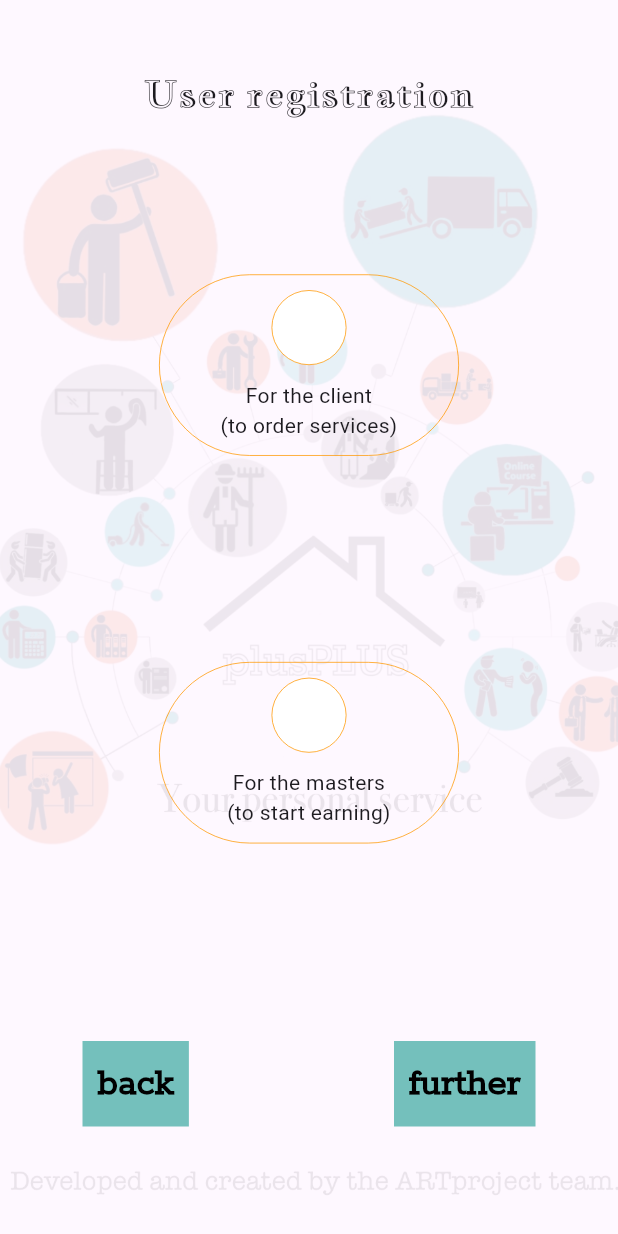
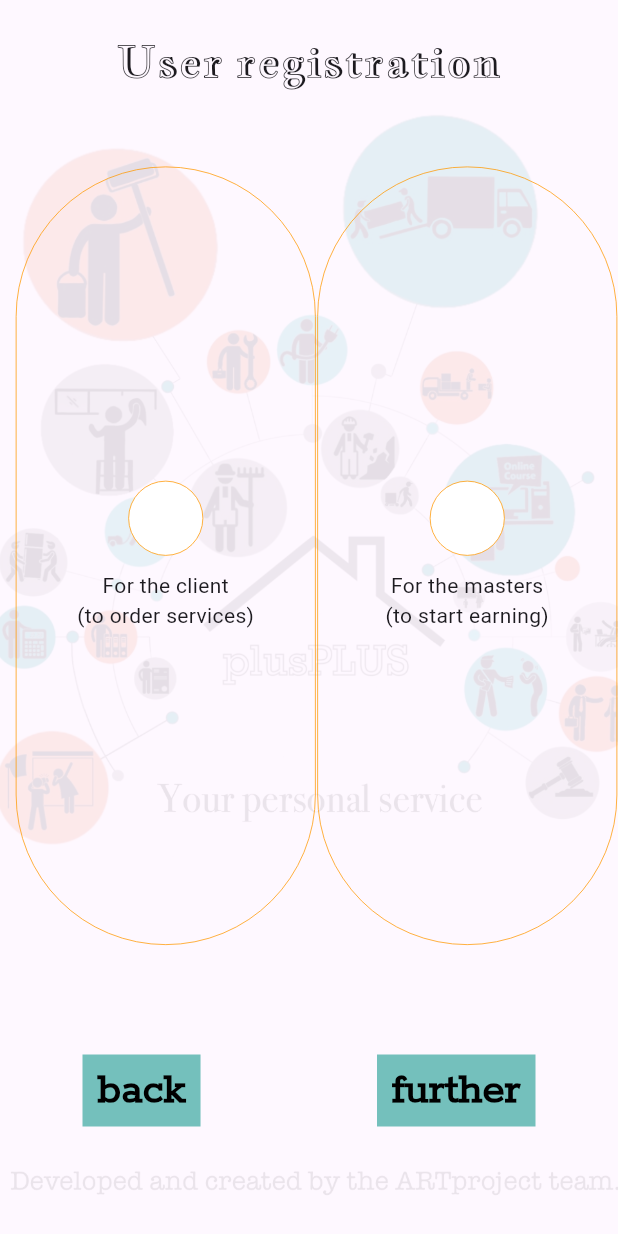
Before and after one commit to inputBrain/ios_app_kabanchik_client, a Flutter app: the screen it shows after launch, on a phone screen of 412 x 824 dp. Run offline on Flutter 3.47's test engine with Material 3 defaults, Android fonts, the phone set to English and light mode, and no system bars.

Commit message:
small fix for fonts on registration screen

```diff
--- a/lib/screens/registration_screen.dart
+++ b/lib/screens/registration_screen.dart
@@ -45,22 +45,20 @@ class _RegistrationScreenState extends State<RegistrationScreen> {
                   child: IntrinsicHeight(
                     child: Column(
                       children: [
-                        Expanded(
-                          flex: 1,
-                          child: Center(
+                        Padding(
+                          padding: const EdgeInsets.only(top: 20),
                             child: Text(
                               'User registration',
                               style: TextStyle(
-                                fontSize: constraints.maxWidth * 0.06,
-                                fontFamily: 'JacquesFrancoisShadow'
+                                fontSize: constraints.maxWidth * 0.07,
+                                fontFamily: 'JacquesFrancoisShadow',
                               ),
                             ),
-                          ),
                         ),
                         Expanded(
-                          flex: 4,
-                          child: Center(
-                            child: Column(
+                          child: Padding(
+                            padding: const EdgeInsets.only(left: 10, top: 50),
+                            child: Row(
                               mainAxisAlignment: MainAxisAlignment.spaceEvenly,
                               children: [
                                 _buildOptionButton(
@@ -148,13 +146,13 @@ class _RegistrationScreenState extends State<RegistrationScreen> {
         child: TextButton(
           onPressed: onPressed,
           style: TextButton.styleFrom(
-            padding: const EdgeInsets.symmetric(horizontal: 10.0, vertical: 10.0),
+            padding: const EdgeInsets.symmetric(horizontal: 10.0, vertical: 0),
             backgroundColor: Colors.transparent,
           ),
           child: Text(
             text,
             style: const TextStyle(
-              fontSize: 26,
+              fontSize: 30,
               fontWeight: FontWeight.bold,
               color: Colors.black,
               fontFamily: 'Rokkitt'
```
